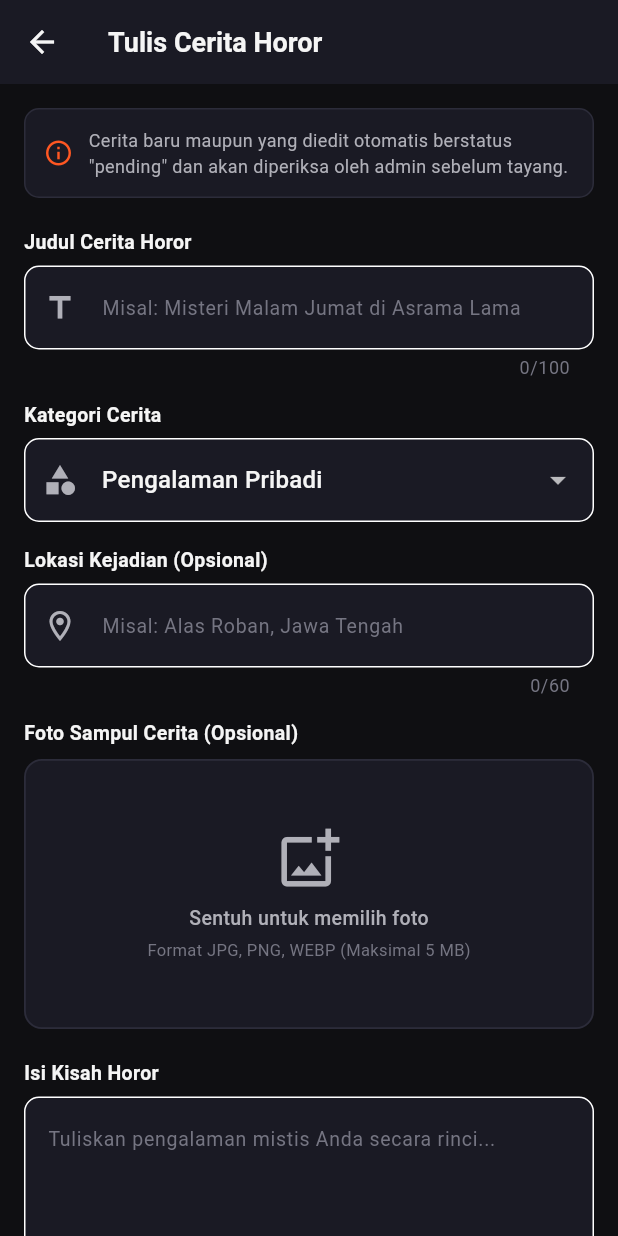
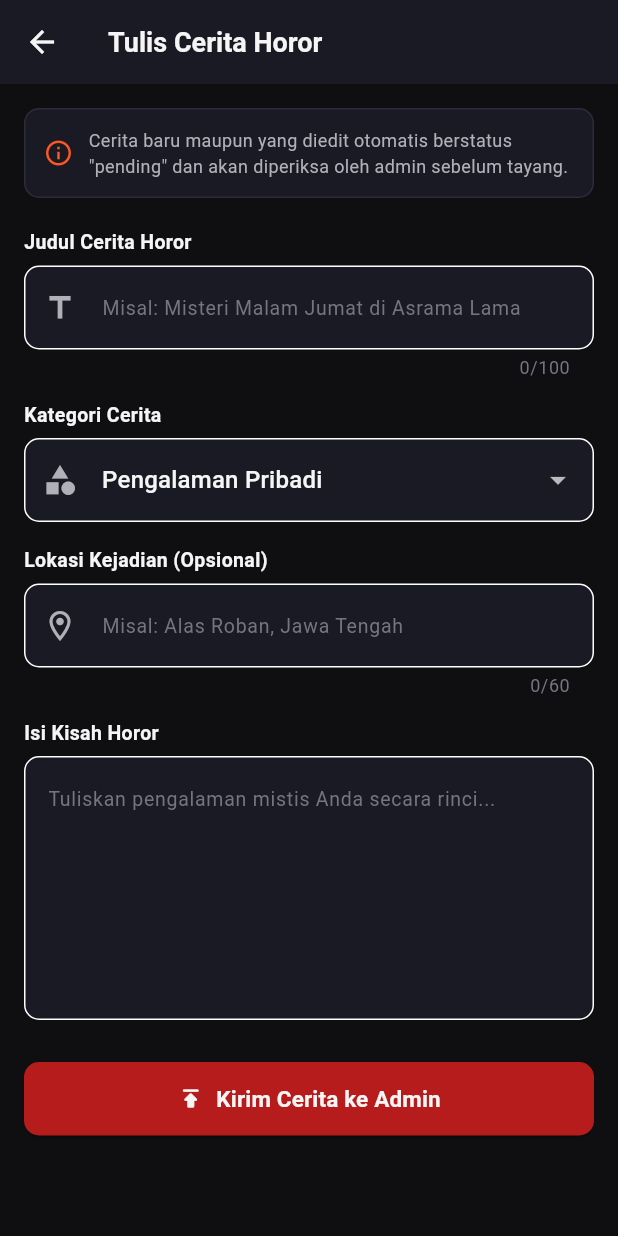
Before and after one commit to Movie-KHW/Movie-KHW-, a Flutter app: the StoryFormScreen screen opened directly, on a phone screen of 412 x 824 dp. Run offline on Flutter 3.47's test engine with Material 3 defaults, Android fonts, the phone set to English and light mode, and no system bars; our stand-ins replace cloud_firestore, dio, firebase_auth, firebase_core, firebase_storage, image_picker; accounts and stored records are empty; network calls fail.

Commit message:
fix(screens/story): hapus unggah foto dan kunci cerita

```diff
--- a/lib/screens/story/story_form_screen.dart
+++ b/lib/screens/story/story_form_screen.dart
@@ -1,12 +1,10 @@
 // ===== IMPORT LIBRARY =====
 import 'package:flutter/material.dart';
-import 'package:image_picker/image_picker.dart';
 import 'package:provider/provider.dart';
 import '../../models/story_model.dart';
 import '../../providers/auth_provider.dart';
 import '../../providers/story_provider.dart';
 import '../../utils/app_constants.dart';
-import '../../widgets/image_picker_field.dart';
 
 // ===== FORMULIR TAMBAH & EDIT CERITA =====
 class StoryFormScreen extends StatefulWidget {
@@ -26,8 +24,6 @@ class _StoryFormScreenState extends State<StoryFormScreen> {
   late final TextEditingController _locationController;
 
   String _selectedCategory = 'Pengalaman Pribadi';
-  XFile? _selectedImageFile;
-  bool _removeExistingImage = false;
 
   final List<String> _categoryOptions = [
     'Pengalaman Pribadi',
@@ -113,6 +109,16 @@ class _StoryFormScreenState extends State<StoryFormScreen> {
     final authorId = firebaseUser.uid;
     final authorName =
         currentUser?.displayName ?? firebaseUser.displayName ?? 'Pengguna KHW';
+    final existingStory = widget.storyToEdit;
+    if (existingStory != null && !existingStory.isPending) {
+      ScaffoldMessenger.of(context).showSnackBar(
+        const SnackBar(
+          content: Text('Cerita yang sudah ditinjau admin tidak dapat diedit.'),
+          backgroundColor: AppColors.error,
+        ),
+      );
+      return;
+    }
 
     bool success;
 
@@ -126,12 +132,6 @@ class _StoryFormScreenState extends State<StoryFormScreen> {
         content: _contentController.text,
         category: _selectedCategory,
         location: _locationController.text,
-        newImageFile: _selectedImageFile,
-        removeCurrentImage: _removeExistingImage,
-        existingImageUrl: _removeExistingImage ? null : existingStory.imageUrl,
-        existingImagePath: _removeExistingImage
-            ? null
-            : existingStory.imagePath,
       );
     } else {
       // ===== MENAMBAHKAN CERITA =====
@@ -140,7 +140,6 @@ class _StoryFormScreenState extends State<StoryFormScreen> {
         content: _contentController.text,
         category: _selectedCategory,
         location: _locationController.text,
-        imageFile: _selectedImageFile,
         authorId: authorId,
         authorName: authorName,
       );
@@ -154,7 +153,7 @@ class _StoryFormScreenState extends State<StoryFormScreen> {
           content: Text(
             storyProvider.actionSuccessMessage ??
                 (isEditMode
-                    ? 'Cerita berhasil diajukan ulang!'
+                ? 'Perubahan cerita berhasil disimpan.'
                     : 'Cerita berhasil dikirim! Menunggu moderasi.'),
           ),
           backgroundColor: AppColors.success,
@@ -178,15 +177,47 @@ class _StoryFormScreenState extends State<StoryFormScreen> {
   @override
   Widget build(BuildContext context) {
     final existingStory = widget.storyToEdit;
-    final isRejected = existingStory?.isRejected ?? false;
+    if (existingStory != null && !existingStory.isPending) {
+      return Scaffold(
+        backgroundColor: AppColors.background,
+        appBar: AppBar(
+          title: const Text('Cerita Sudah Ditinjau'),
+          backgroundColor: AppColors.surface,
+        ),
+        body: Center(
+          child: Padding(
+            padding: const EdgeInsets.all(24),
+            child: Column(
+              mainAxisSize: MainAxisSize.min,
+              children: [
+                const Icon(
+                  Icons.lock_outline,
+                  color: AppColors.warning,
+                  size: 48,
+                ),
+                const SizedBox(height: 16),
+                const Text(
+                  'Cerita yang sudah disetujui atau ditolak admin tidak dapat diedit.',
+                  textAlign: TextAlign.center,
+                  style: TextStyle(color: AppColors.textSecondary),
+                ),
+                const SizedBox(height: 16),
+                ElevatedButton(
+                  onPressed: () => Navigator.pop(context),
+                  child: const Text('Kembali'),
+                ),
+              ],
+            ),
+          ),
+        ),
+      );
+    }
 
     return Scaffold(
       backgroundColor: AppColors.background,
       appBar: AppBar(
         title: Text(
-          isEditMode
-              ? (isRejected ? 'Perbaiki & Ajukan Ulang' : 'Edit Cerita')
-              : 'Tulis Cerita Horor',
+          isEditMode ? 'Edit Cerita' : 'Tulis Cerita Horor',
         ),
         backgroundColor: AppColors.surface,
       ),
@@ -197,61 +228,6 @@ class _StoryFormScreenState extends State<StoryFormScreen> {
           child: Column(
             crossAxisAlignment: CrossAxisAlignment.start,
             children: [
-              // Banner Alasan Penolakan (khusus cerita yang ditolak)
-              if (isRejected && existingStory?.moderationNote != null) ...[
-                Container(
-                  padding: const EdgeInsets.all(14),
-                  decoration: BoxDecoration(
-                    color: AppColors.error.withValues(alpha: 0.15),
-                    borderRadius: BorderRadius.circular(10),
-                    border: Border.all(
-                      color: AppColors.error.withValues(alpha: 0.5),
-                    ),
-                  ),
-                  child: Column(
-                    crossAxisAlignment: CrossAxisAlignment.start,
-                    children: [
-                      const Row(
-                        children: [
-                          Icon(
-                            Icons.warning_amber_rounded,
-                            color: AppColors.error,
-                            size: 20,
-                          ),
-                          SizedBox(width: 8),
-                          Text(
-                            'Cerita Ditolak Oleh Admin',
-                            style: TextStyle(
-                              fontWeight: FontWeight.bold,
-                              color: AppColors.error,
-                              fontSize: 14,
-                            ),
-                          ),
-                        ],
-                      ),
-                      const SizedBox(height: 6),
-                      Text(
-                        'Catatan admin: "${existingStory!.moderationNote}"',
-                        style: const TextStyle(
-                          color: AppColors.textPrimary,
-                          fontSize: 13,
-                          fontStyle: FontStyle.italic,
-                        ),
-                      ),
-                      const SizedBox(height: 6),
-                      const Text(
-                        'Silakan sesuaikan isi cerita Anda sesuai catatan di atas, kemudian simpan untuk mengajukan kembali ke moderasi.',
-                        style: TextStyle(
-                          color: AppColors.textSecondary,
-                          fontSize: 12,
-                        ),
-                      ),
-                    ],
-                  ),
-                ),
-                const SizedBox(height: 16),
-              ],
-
               // Banner Informasi Moderasi
               Container(
                 padding: const EdgeInsets.all(12),
@@ -391,28 +367,7 @@ class _StoryFormScreenState extends State<StoryFormScreen> {
               ),
               const SizedBox(height: 14),
 
-              // 4. Foto Sampul Cerita (Firebase Storage)
-              ImagePickerField(
-                selectedFile: _selectedImageFile,
-                existingImageUrl: _removeExistingImage
-                    ? null
-                    : existingStory?.imageUrl,
-                onImageSelected: (file) {
-                  setState(() {
-                    _selectedImageFile = file;
-                    _removeExistingImage = false;
-                  });
-                },
-                onImageRemoved: () {
-                  setState(() {
-                    _selectedImageFile = null;
-                    _removeExistingImage = true;
-                  });
-                },
-              ),
-              const SizedBox(height: 20),
-
-              // 5. Isi Cerita Horor
+              // Isi Cerita Horor
               const Text(
                 'Isi Kisah Horor',
                 style: TextStyle(
@@ -448,7 +403,7 @@ class _StoryFormScreenState extends State<StoryFormScreen> {
               ),
               const SizedBox(height: 28),
 
-              // Tombol Kirim / Ajukan Ulang
+              // Tombol Kirim atau Simpan
               SizedBox(
                 width: double.infinity,
                 child: Consumer<StoryProvider>(
@@ -476,9 +431,7 @@ class _StoryFormScreenState extends State<StoryFormScreen> {
                         isLoading
                             ? 'Menyimpan cerita...'
                             : isEditMode
-                            ? (isRejected
-                                  ? 'Ajukan Ulang Cerita'
-                                  : 'Simpan Perubahan')
+                            ? 'Simpan Perubahan'
                             : 'Kirim Cerita ke Admin',
                         style: const TextStyle(
                           fontWeight: FontWeight.bold,
```
